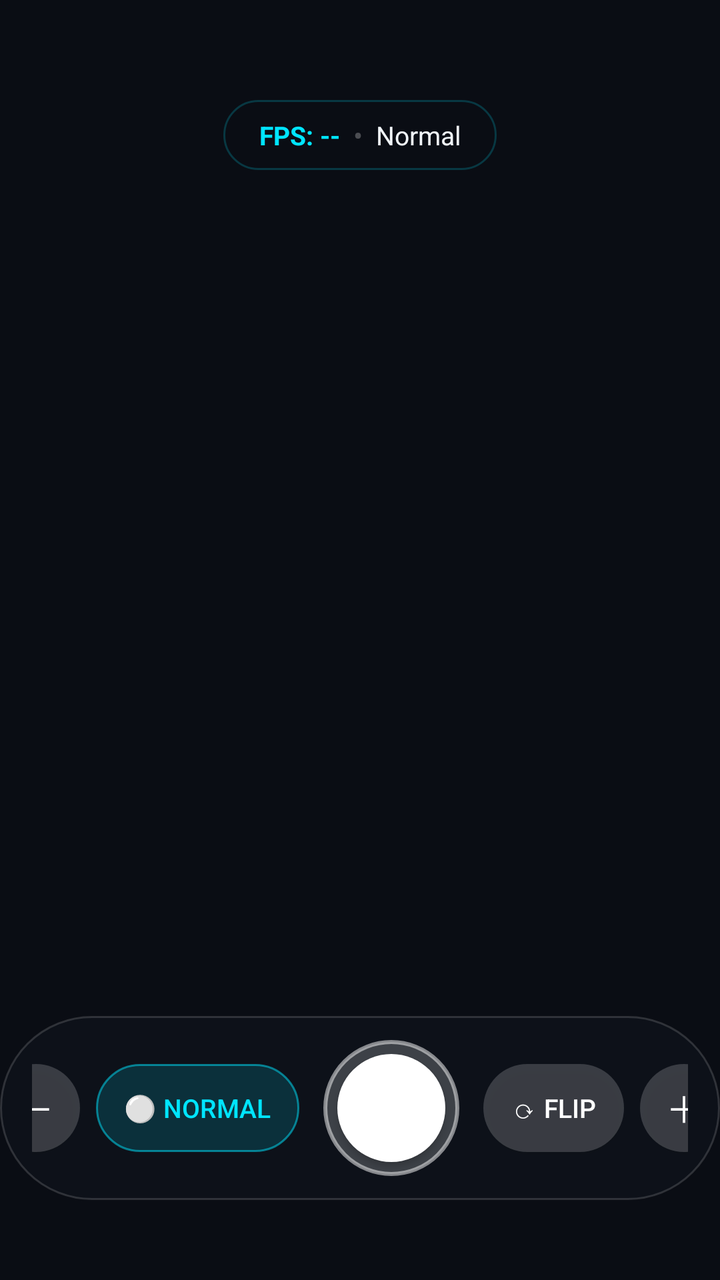
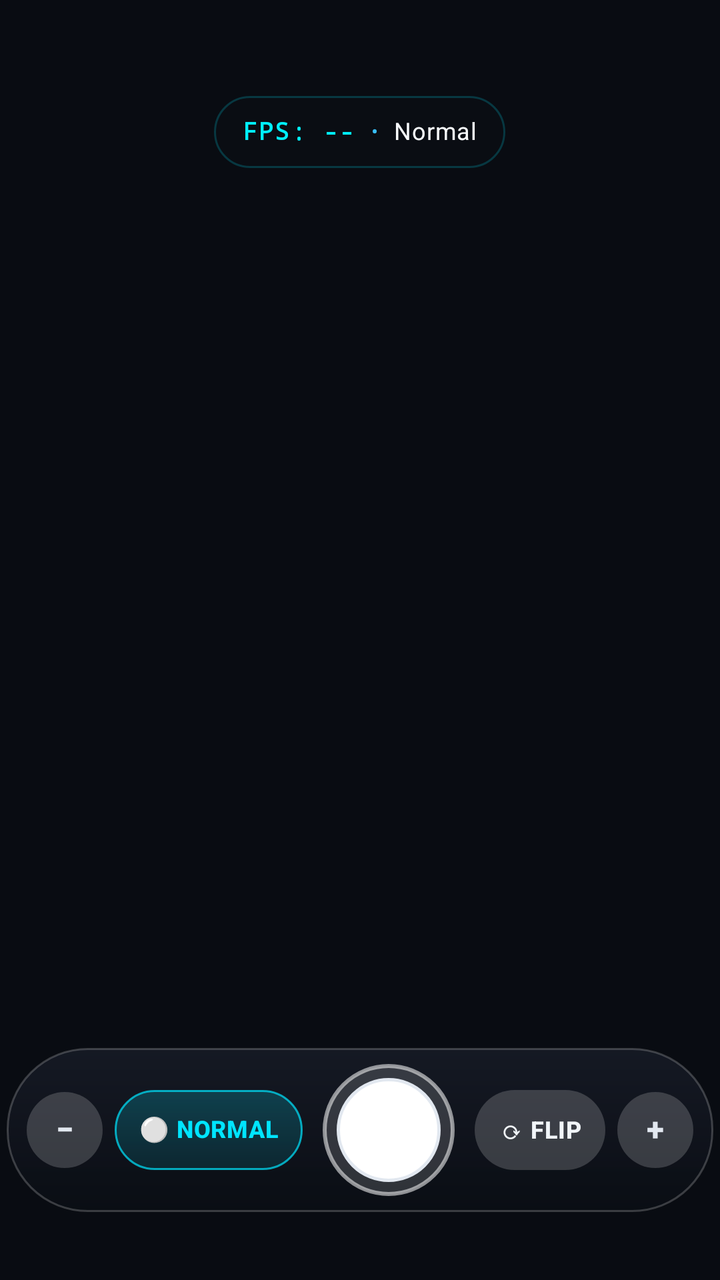

Before-and-after screenshots of an Android layout around one commit, followed by the original layout XML and the change that was made.
<!-- AndroidManifest.xml: application theme Theme.Example_camera_opencv -->
<!-- res/layout/activity_camera.xml -->
<?xml version="1.0" encoding="utf-8"?>
<FrameLayout xmlns:android="http://schemas.android.com/apk/res/android"
    android:id="@+id/root_container"
    android:layout_width="match_parent"
    android:layout_height="match_parent"
    android:background="#000000">

    
    <TextureView
        android:id="@+id/texture_view"
        android:layout_width="match_parent"
        android:layout_height="match_parent" />

    
    <ImageView
        android:id="@+id/image_view"
        android:layout_width="match_parent"
        android:layout_height="match_parent"
        android:scaleType="fitXY" />

    
    <View
        android:id="@+id/focus_ring"
        android:layout_width="72dp"
        android:layout_height="72dp"
        android:alpha="0.0"
        android:background="@drawable/bg_focus_ring" />

    
    <FrameLayout
        android:id="@+id/boot_cover"
        android:layout_width="match_parent"
        android:layout_height="match_parent"
        android:background="#0A0D14" />

    
    <View
        android:id="@+id/flash_overlay"
        android:layout_width="match_parent"
        android:layout_height="match_parent"
        android:background="#FFFFFF"
        android:alpha="0.0" />

    
    <LinearLayout
        android:id="@+id/hud_badge"
        android:layout_width="wrap_content"
        android:layout_height="wrap_content"
        android:layout_gravity="top|center_horizontal"
        android:layout_marginTop="50dp"
        android:orientation="horizontal"
        android:gravity="center"
        android:paddingStart="18dp"
        android:paddingEnd="18dp"
        android:paddingTop="8dp"
        android:paddingBottom="8dp"
        android:background="@drawable/bg_hud_badge">

        
        <TextView
            android:id="@+id/txt_fps"
            android:layout_width="wrap_content"
            android:layout_height="wrap_content"
            android:text="FPS: --"
            android:textColor="#00E5FF"
            android:textSize="13sp"
            android:textStyle="bold" />

        <TextView
            android:id="@+id/txt_sep"
            android:layout_width="wrap_content"
            android:layout_height="wrap_content"
            android:text="  •  "
            android:textColor="#44FFFFFF" />

        
        <TextView
            android:id="@+id/txt_mode"
            android:layout_width="wrap_content"
            android:layout_height="wrap_content"
            android:text="Normal"
            android:textColor="#F1F5F9"
            android:textSize="13sp" />
    </LinearLayout>

    
    <TextView
        android:id="@+id/save_toast"
        android:layout_width="wrap_content"
        android:layout_height="wrap_content"
        android:layout_gravity="top|center_horizontal"
        android:layout_marginTop="100dp"
        android:text="✓ Saved to Gallery"
        android:textColor="#00FFA3"
        android:textSize="13sp"
        android:textStyle="bold"
        android:paddingStart="20dp"
        android:paddingEnd="20dp"
        android:paddingTop="8dp"
        android:paddingBottom="8dp"
        android:alpha="0.0"
        android:background="@drawable/bg_save_toast" />

    
    <LinearLayout
        android:id="@+id/dock"
        android:layout_width="wrap_content"
        android:layout_height="wrap_content"
        android:layout_gravity="bottom|center_horizontal"
        android:layout_marginBottom="40dp"
        android:orientation="horizontal"
        android:gravity="center"
        android:paddingStart="16dp"
        android:paddingEnd="16dp"
        android:paddingTop="12dp"
        android:paddingBottom="12dp"
        android:background="@drawable/bg_dock">

        <Button
            android:id="@+id/btn_zoom_out"
            android:layout_width="44dp"
            android:layout_height="44dp"
            android:minWidth="0dp"
            android:minHeight="0dp"
            android:padding="0dp"
            android:text="－"
            android:textColor="#FFFFFF"
            android:textSize="18sp"
            android:layout_marginEnd="8dp"
            android:background="@drawable/bg_btn_glass" />

        <Button
            android:id="@+id/btn_mode"
            android:layout_width="wrap_content"
            android:layout_height="44dp"
            android:minWidth="0dp"
            android:minHeight="0dp"
            android:paddingStart="14dp"
            android:paddingEnd="14dp"
            android:text="⚪ Normal"
            android:textColor="#00E5FF"
            android:textSize="13sp"
            android:layout_marginEnd="12dp"
            android:background="@drawable/bg_btn_mode" />

        
        <FrameLayout
            android:id="@+id/shutter_container"
            android:layout_width="68dp"
            android:layout_height="68dp"
            android:layout_marginEnd="12dp"
            android:background="@drawable/bg_shutter_ring">

            
            <Button
                android:id="@+id/btn_capture"
                android:layout_width="54dp"
                android:layout_height="54dp"
                android:layout_gravity="center"
                android:minWidth="0dp"
                android:minHeight="0dp"
                android:padding="0dp"
                android:background="@drawable/bg_shutter_btn"
                android:text="" />
        </FrameLayout>

        <Button
            android:id="@+id/btn_switch"
            android:layout_width="wrap_content"
            android:layout_height="44dp"
            android:minWidth="0dp"
            android:minHeight="0dp"
            android:paddingStart="14dp"
            android:paddingEnd="14dp"
            android:text="⟳ Flip"
            android:textColor="#FFFFFF"
            android:textSize="13sp"
            android:layout_marginEnd="8dp"
            android:background="@drawable/bg_btn_glass" />

        <Button
            android:id="@+id/btn_zoom_in"
            android:layout_width="44dp"
            android:layout_height="44dp"
            android:minWidth="0dp"
            android:minHeight="0dp"
            android:padding="0dp"
            android:text="＋"
            android:textColor="#FFFFFF"
            android:textSize="18sp"
            android:background="@drawable/bg_btn_glass" />
    </LinearLayout>

</FrameLayout>
<!-- resources referenced by this layout -->
<resources>
  <!-- drawable bg_btn_glass (drawable) -->
  <?xml version="1.0" encoding="utf-8"?>
  <shape xmlns:android="http://schemas.android.com/apk/res/android"
      android:shape="rectangle">
      <corners android:radius="35dp" />
      <solid android:color="#2EFFFFFF" />
  </shape>
  <!-- drawable bg_btn_mode (drawable) -->
  <?xml version="1.0" encoding="utf-8"?>
  <shape xmlns:android="http://schemas.android.com/apk/res/android"
      android:shape="rectangle">
      <corners android:radius="35dp" />
      <solid android:color="#2600E5FF" />
      <stroke
          android:width="1dp"
          android:color="#8000E5FF" />
  </shape>
  <!-- drawable bg_dock (drawable) -->
  <?xml version="1.0" encoding="utf-8"?>
  <shape xmlns:android="http://schemas.android.com/apk/res/android"
      android:shape="rectangle">
      <corners android:radius="50dp" />
      <solid android:color="#B80E121B" />
      <stroke
          android:width="1dp"
          android:color="#26FFFFFF" />
  </shape>
  <!-- drawable bg_focus_ring (drawable) -->
  <?xml version="1.0" encoding="utf-8"?>
  <shape xmlns:android="http://schemas.android.com/apk/res/android"
      android:shape="oval">
      <solid android:color="#1A00E5FF" />
      <stroke
          android:width="2dp"
          android:color="#E600E5FF" />
  </shape>
  <!-- drawable bg_hud_badge (drawable) -->
  <?xml version="1.0" encoding="utf-8"?>
  <shape xmlns:android="http://schemas.android.com/apk/res/android"
      android:shape="rectangle">
      <corners android:radius="40dp" />
      <solid android:color="#B30A0D14" />
      <stroke
          android:width="1dp"
          android:color="#3300E5FF" />
  </shape>
  <!-- drawable bg_save_toast (drawable) -->
  <?xml version="1.0" encoding="utf-8"?>
  <shape xmlns:android="http://schemas.android.com/apk/res/android"
      android:shape="rectangle">
      <corners android:radius="30dp" />
      <solid android:color="#D90D111A" />
      <stroke
          android:width="1dp"
          android:color="#6600FFA3" />
  </shape>
  <!-- drawable bg_shutter_btn (drawable) -->
  <?xml version="1.0" encoding="utf-8"?>
  <shape xmlns:android="http://schemas.android.com/apk/res/android"
      android:shape="oval">
      <solid android:color="#FFFFFF" />
  </shape>
  <!-- drawable bg_shutter_ring (drawable) -->
  <?xml version="1.0" encoding="utf-8"?>
  <shape xmlns:android="http://schemas.android.com/apk/res/android"
      android:shape="oval">
      <solid android:color="#33FFFFFF" />
      <stroke
          android:width="2dp"
          android:color="#80FFFFFF" />
  </shape>
  <style name="Theme.Example_camera_opencv" parent="Base.Theme.Example_camera_opencv" />
  <style name="Base.Theme.Example_camera_opencv" parent="Theme.Material3.DayNight.NoActionBar">
          
          
      </style>
</resources>

<!-- the commit's change to res/layout/activity_camera.xml (unified diff, before → after) -->
@@ -1,5 +1,6 @@
 <?xml version="1.0" encoding="utf-8"?>
 <FrameLayout xmlns:android="http://schemas.android.com/apk/res/android"
+    xmlns:app="http://schemas.android.com/apk/res-auto"
     android:id="@+id/root_container"
     android:layout_width="match_parent"
     android:layout_height="match_parent"
@@ -17,6 +18,20 @@
         android:layout_width="match_parent"
         android:layout_height="match_parent"
         android:scaleType="fitXY" />
+
+    
+    <View
+        android:layout_width="match_parent"
+        android:layout_height="140dp"
+        android:layout_gravity="top"
+        android:background="@drawable/scrim_top" />
+
+    
+    <View
+        android:layout_width="match_parent"
+        android:layout_height="180dp"
+        android:layout_gravity="bottom"
+        android:background="@drawable/scrim_bottom" />
 
     
     <View
@@ -31,56 +46,64 @@
         android:id="@+id/boot_cover"
         android:layout_width="match_parent"
         android:layout_height="match_parent"
-        android:background="#0A0D14" />
+        android:background="#090C12" />
 
     
     <View
         android:id="@+id/flash_overlay"
         android:layout_width="match_parent"
         android:layout_height="match_parent"
-        android:background="#FFFFFF"
-        android:alpha="0.0" />
+        android:alpha="0.0"
+        android:background="#FFFFFF" />
 
     
     <LinearLayout
         android:id="@+id/hud_badge"
         android:layout_width="wrap_content"
-        android:layout_height="wrap_content"
+        android:layout_height="36dp"
         android:layout_gravity="top|center_horizontal"
-        android:layout_marginTop="50dp"
+        android:layout_marginTop="48dp"
+        android:background="@drawable/bg_hud_badge"
+        android:gravity="center"
         android:orientation="horizontal"
-        android:gravity="center"
-        android:paddingStart="18dp"
-        android:paddingEnd="18dp"
-        android:paddingTop="8dp"
-        android:paddingBottom="8dp"
-        android:background="@drawable/bg_hud_badge">
+        android:paddingStart="14dp"
+        android:paddingEnd="14dp">
 
         
         <TextView
             android:id="@+id/txt_fps"
             android:layout_width="wrap_content"
             android:layout_height="wrap_content"
+            android:fontFamily="monospace"
+            android:includeFontPadding="false"
+            android:letterSpacing="0.06"
             android:text="FPS: --"
-            android:textColor="#00E5FF"
-            android:textSize="13sp"
+            android:textColor="#00F0FF"
+            android:textSize="12sp"
             android:textStyle="bold" />
 
         <TextView
             android:id="@+id/txt_sep"
             android:layout_width="wrap_content"
             android:layout_height="wrap_content"
-            android:text="  •  "
-            android:textColor="#44FFFFFF" />
+            android:includeFontPadding="false"
+            android:paddingStart="8dp"
+            android:paddingEnd="8dp"
+            android:text="•"
+            android:textColor="#38BDF8"
+            android:textSize="10sp" />
 
         
         <TextView
             android:id="@+id/txt_mode"
             android:layout_width="wrap_content"
             android:layout_height="wrap_content"
+            android:includeFontPadding="false"
+            android:letterSpacing="0.02"
             android:text="Normal"
-            android:textColor="#F1F5F9"
-            android:textSize="13sp" />
+            android:textColor="#F8FAFC"
+            android:textSize="12sp"
+            android:textStyle="normal" />
     </LinearLayout>
 
     
@@ -89,17 +112,19 @@
         android:layout_width="wrap_content"
         android:layout_height="wrap_content"
         android:layout_gravity="top|center_horizontal"
-        android:layout_marginTop="100dp"
-        android:text="✓ Saved to Gallery"
+        android:layout_marginTop="96dp"
+        android:alpha="0.0"
+        android:background="@drawable/bg_save_toast"
+        android:includeFontPadding="false"
+        android:letterSpacing="0.03"
+        android:paddingStart="16dp"
+        android:paddingTop="7dp"
+        android:paddingEnd="16dp"
+        android:paddingBottom="7dp"
+        android:text="✓  SAVED TO GALLERY"
         android:textColor="#00FFA3"
-        android:textSize="13sp"
-        android:textStyle="bold"
-        android:paddingStart="20dp"
-        android:paddingEnd="20dp"
-        android:paddingTop="8dp"
-        android:paddingBottom="8dp"
-        android:alpha="0.0"
-        android:background="@drawable/bg_save_toast" />
+        android:textSize="11sp"
+        android:textStyle="bold" />
 
     
     <LinearLayout
@@ -107,88 +132,116 @@
         android:layout_width="wrap_content"
         android:layout_height="wrap_content"
         android:layout_gravity="bottom|center_horizontal"
-        android:layout_marginBottom="40dp"
+        android:layout_marginBottom="34dp"
+        android:background="@drawable/bg_dock"
+        android:gravity="center_vertical|center_horizontal"
         android:orientation="horizontal"
-        android:gravity="center"
-        android:paddingStart="16dp"
-        android:paddingEnd="16dp"
-        android:paddingTop="12dp"
-        android:paddingBottom="12dp"
-        android:background="@drawable/bg_dock">
-
+        android:paddingStart="10dp"
+        android:paddingTop="8dp"
+        android:paddingEnd="10dp"
+        android:paddingBottom="8dp">
+
+        
         <Button
             android:id="@+id/btn_zoom_out"
-            android:layout_width="44dp"
-            android:layout_height="44dp"
+            android:layout_width="38dp"
+            android:layout_height="38dp"
+            android:layout_marginEnd="6dp"
+            android:background="@drawable/bg_btn_glass"
+            android:gravity="center"
+            android:includeFontPadding="false"
             android:minWidth="0dp"
             android:minHeight="0dp"
             android:padding="0dp"
-            android:text="－"
-            android:textColor="#FFFFFF"
-            android:textSize="18sp"
-            android:layout_marginEnd="8dp"
-            android:background="@drawable/bg_btn_glass" />
-
+            android:stateListAnimator="@null"
+            android:text="−"
+            android:textColor="#E2E8F0"
+            android:textSize="16sp"
+            android:textStyle="bold"
+            app:backgroundTint="@null" />
+
+        
         <Button
             android:id="@+id/btn_mode"
             android:layout_width="wrap_content"
-            android:layout_height="44dp"
-            android:minWidth="0dp"
-            android:minHeight="0dp"
-            android:paddingStart="14dp"
-            android:paddingEnd="14dp"
+            android:layout_height="40dp"
+            android:layout_marginEnd="10dp"
+            android:background="@drawable/bg_btn_mode"
+            android:gravity="center"
+            android:includeFontPadding="false"
+            android:letterSpacing="0.02"
+            android:minWidth="0dp"
+            android:minHeight="0dp"
+            android:paddingStart="12dp"
+            android:paddingEnd="12dp"
+            android:stateListAnimator="@null"
             android:text="⚪ Normal"
             android:textColor="#00E5FF"
-            android:textSize="13sp"
-            android:layout_marginEnd="12dp"
-            android:background="@drawable/bg_btn_mode" />
+            android:textSize="12sp"
+            android:textStyle="bold"
+            app:backgroundTint="@null" />
 
         
         <FrameLayout
             android:id="@+id/shutter_container"
-            android:layout_width="68dp"
-            android:layout_height="68dp"
-            android:layout_marginEnd="12dp"
+            android:layout_width="66dp"
+            android:layout_height="66dp"
+            android:layout_marginEnd="10dp"
             android:background="@drawable/bg_shutter_ring">
 
             
             <Button
                 android:id="@+id/btn_capture"
-                android:layout_width="54dp"
-                android:layout_height="54dp"
+                android:layout_width="52dp"
+                android:layout_height="52dp"
                 android:layout_gravity="center"
+                android:background="@drawable/bg_shutter_btn"
                 android:minWidth="0dp"
                 android:minHeight="0dp"
                 android:padding="0dp"
-                android:background="@drawable/bg_shutter_btn"
-                android:text="" />
+                android:stateListAnimator="@null"
+                android:text=""
+                app:backgroundTint="@null" />
         </FrameLayout>
 
+        
         <Button
             android:id="@+id/btn_switch"
             android:layout_width="wrap_content"
-            android:layout_height="44dp"
-            android:minWidth="0dp"
-            android:minHeight="0dp"
-            android:paddingStart="14dp"
-            android:paddingEnd="14dp"
+            android:layout_height="40dp"
+            android:layout_marginEnd="6dp"
+            android:background="@drawable/bg_btn_glass"
+            android:gravity="center"
+            android:includeFontPadding="false"
+            android:letterSpacing="0.02"
+            android:minWidth="0dp"
+            android:minHeight="0dp"
+            android:paddingStart="12dp"
+            android:paddingEnd="12dp"
+            android:stateListAnimator="@null"
             android:text="⟳ Flip"
-            android:textColor="#FFFFFF"
-            android:textSize="13sp"
-            android:layout_marginEnd="8dp"
-            android:background="@drawable/bg_btn_glass" />
-
+            android:textColor="#F1F5F9"
+            android:textSize="12sp"
+            android:textStyle="bold"
+            app:backgroundTint="@null" />
+
+        
         <Button
             android:id="@+id/btn_zoom_in"
-            android:layout_width="44dp"
-            android:layout_height="44dp"
+            android:layout_width="38dp"
+            android:layout_height="38dp"
+            android:background="@drawable/bg_btn_glass"
+            android:gravity="center"
+            android:includeFontPadding="false"
             android:minWidth="0dp"
             android:minHeight="0dp"
             android:padding="0dp"
-            android:text="＋"
-            android:textColor="#FFFFFF"
-            android:textSize="18sp"
-            android:background="@drawable/bg_btn_glass" />
+            android:stateListAnimator="@null"
+            android:text="+"
+            android:textColor="#E2E8F0"
+            android:textSize="16sp"
+            android:textStyle="bold"
+            app:backgroundTint="@null" />
     </LinearLayout>
 
 </FrameLayout>
<!-- resource entries referenced after the edit -->
@@ -11,30 +11,38 @@
   <?xml version="1.0" encoding="utf-8"?>
   <shape xmlns:android="http://schemas.android.com/apk/res/android"
       android:shape="rectangle">
-      <corners android:radius="35dp" />
-      <solid android:color="#2600E5FF" />
+      <corners android:radius="24dp" />
+      <gradient
+          android:angle="270"
+          android:startColor="#3300E5FF"
+          android:endColor="#1A00E5FF"
+          android:type="linear" />
       <stroke
           android:width="1dp"
-          android:color="#8000E5FF" />
+          android:color="#B300E5FF" />
   </shape>
   <!-- drawable bg_dock (drawable) -->
   <?xml version="1.0" encoding="utf-8"?>
   <shape xmlns:android="http://schemas.android.com/apk/res/android"
       android:shape="rectangle">
-      <corners android:radius="50dp" />
-      <solid android:color="#B80E121B" />
+      <corners android:radius="40dp" />
+      <gradient
+          android:angle="270"
+          android:startColor="#D9161B26"
+          android:endColor="#E60A0D14"
+          android:type="linear" />
       <stroke
           android:width="1dp"
-          android:color="#26FFFFFF" />
+          android:color="#33FFFFFF" />
   </shape>
   <!-- drawable bg_focus_ring (drawable) -->
   <?xml version="1.0" encoding="utf-8"?>
   <shape xmlns:android="http://schemas.android.com/apk/res/android"
       android:shape="oval">
-      <solid android:color="#1A00E5FF" />
+      <solid android:color="#1400E5FF" />
       <stroke
-          android:width="2dp"
-          android:color="#E600E5FF" />
+          android:width="1.5dp"
+          android:color="#FF00E5FF" />
   </shape>
   <!-- drawable bg_hud_badge (drawable) -->
   <?xml version="1.0" encoding="utf-8"?>
@@ -50,26 +58,50 @@
   <?xml version="1.0" encoding="utf-8"?>
   <shape xmlns:android="http://schemas.android.com/apk/res/android"
       android:shape="rectangle">
-      <corners android:radius="30dp" />
-      <solid android:color="#D90D111A" />
+      <corners android:radius="20dp" />
+      <solid android:color="#F0051B14" />
       <stroke
           android:width="1dp"
-          android:color="#6600FFA3" />
+          android:color="#8000FFA3" />
   </shape>
   <!-- drawable bg_shutter_btn (drawable) -->
   <?xml version="1.0" encoding="utf-8"?>
   <shape xmlns:android="http://schemas.android.com/apk/res/android"
       android:shape="oval">
+      
       <solid android:color="#FFFFFF" />
+      <stroke
+          android:width="1.5dp"
+          android:color="#E2E8F0" />
   </shape>
   <!-- drawable bg_shutter_ring (drawable) -->
   <?xml version="1.0" encoding="utf-8"?>
   <shape xmlns:android="http://schemas.android.com/apk/res/android"
       android:shape="oval">
-      <solid android:color="#33FFFFFF" />
+      <solid android:color="#26FFFFFF" />
       <stroke
           android:width="2dp"
-          android:color="#80FFFFFF" />
+          android:color="#8AFFFFFF" />
+  </shape>
+  <!-- drawable scrim_bottom (drawable) -->
+  <?xml version="1.0" encoding="utf-8"?>
+  <shape xmlns:android="http://schemas.android.com/apk/res/android"
+      android:shape="rectangle">
+      <gradient
+          android:angle="90"
+          android:startColor="#B3000000"
+          android:endColor="#00000000"
+          android:type="linear" />
+  </shape>
+  <!-- drawable scrim_top (drawable) -->
+  <?xml version="1.0" encoding="utf-8"?>
+  <shape xmlns:android="http://schemas.android.com/apk/res/android"
+      android:shape="rectangle">
+      <gradient
+          android:angle="270"
+          android:startColor="#99000000"
+          android:endColor="#00000000"
+          android:type="linear" />
   </shape>
   <style name="Theme.Example_camera_opencv" parent="Base.Theme.Example_camera_opencv" />
   <style name="Base.Theme.Example_camera_opencv" parent="Theme.Material3.DayNight.NoActionBar">
